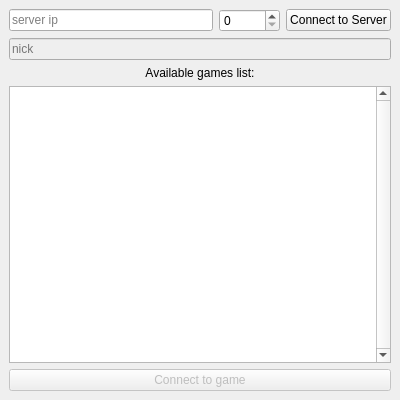
The window that KlientKosci/wybor.ui (Pilif102/Kosci) describes before a commit, drawn with Qt 5.
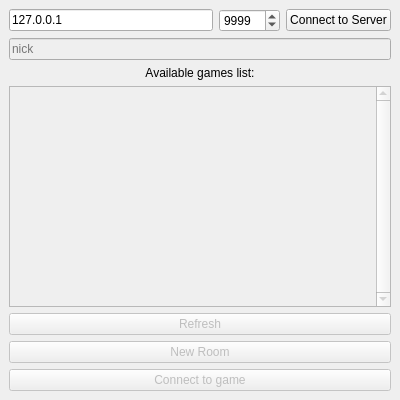
The same window after the commit.

Diff of the .ui file:
```diff
--- a/KlientKosci/wybor.ui
+++ b/KlientKosci/wybor.ui
@@ -47,7 +47,7 @@
          <string/>
         </property>
         <property name="text">
-         <string/>
+         <string>127.0.0.1</string>
         </property>
         <property name="placeholderText">
          <string>server ip</string>
@@ -59,6 +59,9 @@
         <property name="maximum">
          <number>99999</number>
         </property>
+        <property name="value">
+         <number>9999</number>
+        </property>
        </widget>
       </item>
       <item>
@@ -102,12 +105,35 @@
        </widget>
       </item>
       <item>
-       <widget class="QListView" name="listView">
+       <widget class="QListWidget" name="listWidget">
+        <property name="enabled">
+         <bool>false</bool>
+        </property>
         <property name="verticalScrollBarPolicy">
          <enum>Qt::ScrollBarAlwaysOn</enum>
         </property>
        </widget>
       </item>
+      <item>
+       <widget class="QPushButton" name="refresh">
+        <property name="enabled">
+         <bool>false</bool>
+        </property>
+        <property name="text">
+         <string>Refresh</string>
+        </property>
+       </widget>
+      </item>
+      <item>
+       <widget class="QPushButton" name="newRoom">
+        <property name="enabled">
+         <bool>false</bool>
+        </property>
+        <property name="text">
+         <string>New Room</string>
+        </property>
+       </widget>
+      </item>
       <item>
        <widget class="QPushButton" name="GameButton">
         <property name="enabled">
```
